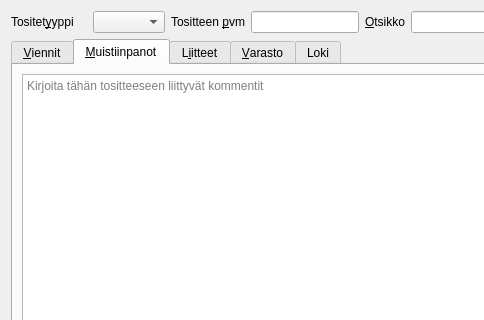
Qt form kitsas/kirjaus/kirjaus.ui (artoh/kitupiikki) before a commit; both pictures show x 0 to 484 and y 0 to 320 of the 1486 by 691 pixel window.
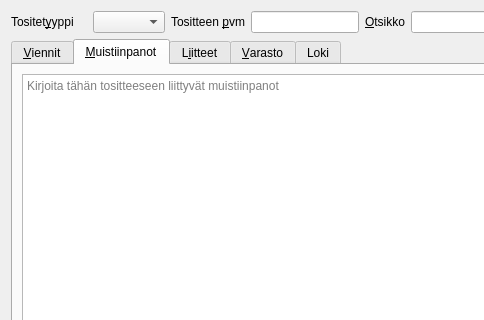
The same form after that commit. The open tabs and pages were chosen to show the change. Icons and pictures are not drawn. Custom widgets are drawn as their Qt base class.

```diff
--- a/kitsas/kirjaus/kirjaus.ui
+++ b/kitsas/kirjaus/kirjaus.ui
@@ -206,7 +206,7 @@
        <item>
         <widget class="QPlainTextEdit" name="kommentitEdit">
          <property name="placeholderText">
-          <string>Kirjoita tähän tositteeseen liittyvät kommentit</string>
+          <string>Kirjoita tähän tositteeseen liittyvät muistiinpanot</string>
          </property>
         </widget>
        </item>
```
Left out of the diff: 2 changed lines with no effect on the pictures.
